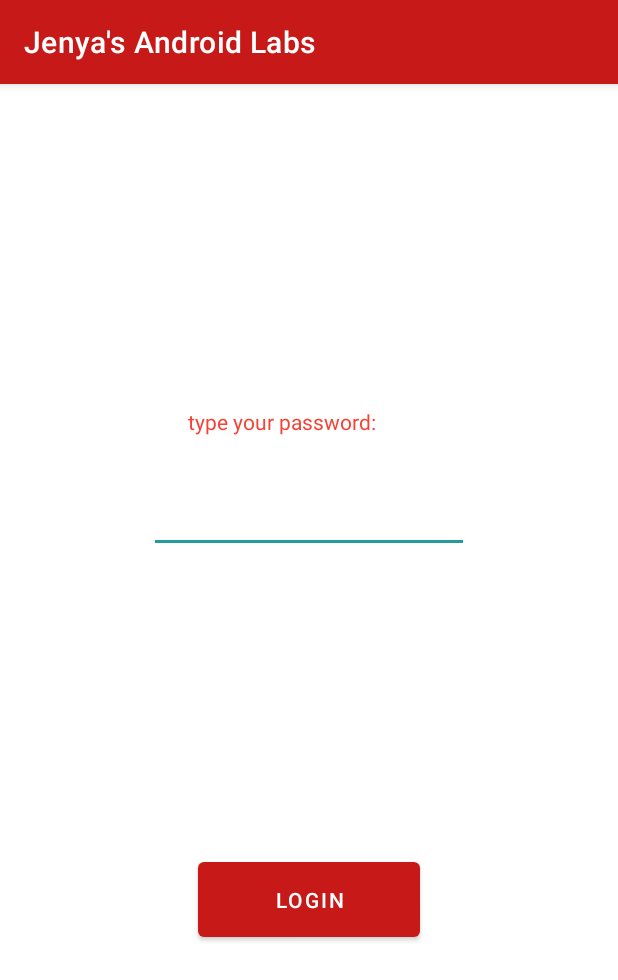
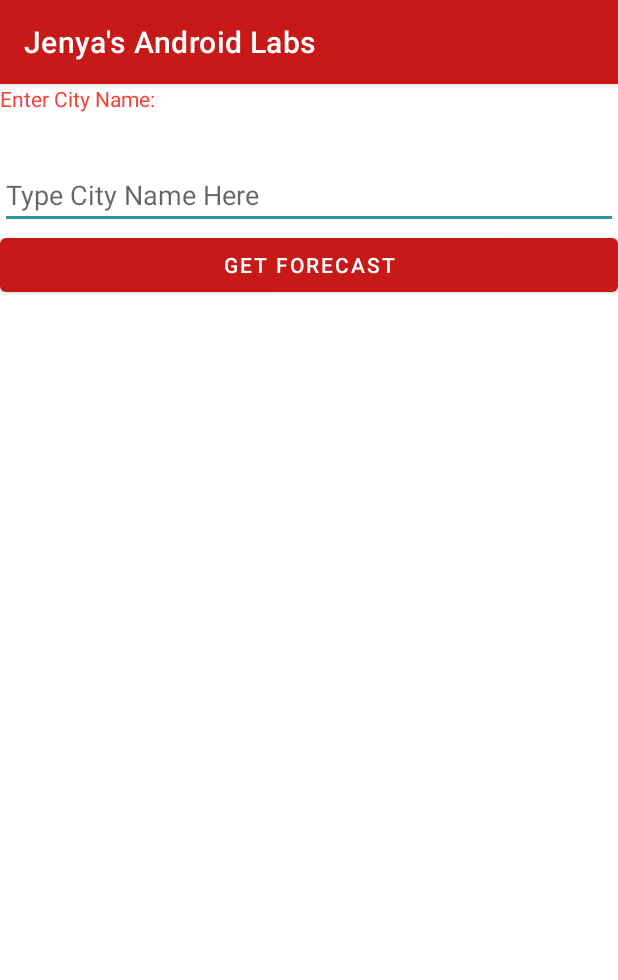
Before and after one commit to Jenyapy/MyAndroidLabs, an Android app: the screen it shows after launch (MainActivity), on a phone screen of 412 x 824 dp. Shown: the top 980 px of the screen. Run offline under Robolectric (Android 15) with nearby library versions, the phone set to English and light mode, and no system bars.

Commit message:
Finished week9 in JSON

```diff
--- a/app/build.gradle
+++ b/app/build.gradle
@@ -8,7 +8,7 @@ android {
 
     defaultConfig {
         applicationId "algonquin.cst2335.Prib0001"
-        minSdkVersion 22
+        minSdkVersion 24
         targetSdkVersion 30
         versionCode 1
         versionName "1.0"
--- a/app/src/main/AndroidManifest.xml
+++ b/app/src/main/AndroidManifest.xml
@@ -1,6 +1,8 @@
 <?xml version="1.0" encoding="utf-8"?>
 <manifest xmlns:android="http://schemas.android.com/apk/res/android"
     package="algonquin.cst2335.Prib0001">
+    <uses-permission android:name="android.permission.INTERNET"/> :
+
 
     <application
         android:allowBackup="true"
--- a/app/src/main/res/layout/activity_main.xml
+++ b/app/src/main/res/layout/activity_main.xml
@@ -1,42 +1,73 @@
 <?xml version="1.0" encoding="utf-8"?>
 
-<androidx.constraintlayout.widget.ConstraintLayout xmlns:android="http://schemas.android.com/apk/res/android"
-    xmlns:app="http://schemas.android.com/apk/res-auto"
-    xmlns:tools="http://schemas.android.com/tools"
-    android:id="@+id/linearLayout"
+<LinearLayout xmlns:android="http://schemas.android.com/apk/res/android"
+    android:layout_height="match_parent"
     android:layout_width="match_parent"
-    android:layout_height="match_parent"
-    tools:context=".MainActivity">
+    android:orientation="vertical"
+    >
+
+    <TextView
+        android:id="@+id/textViewField"
+        android:layout_width="match_parent"
+        android:layout_height="wrap_content"
+        android:text="Enter City Name:"
+
+        />
+
+    <EditText
+        android:id="@+id/cityTextField"
+        android:layout_width="match_parent"
+        android:layout_height="wrap_content"
+        android:layout_marginTop="32dp"
+        android:hint="Type City Name Here" />
+
 
     <Button
-        android:id="@+id/button"
-        android:layout_width="148dp"
-        android:layout_height="62dp"
-        android:layout_marginTop="200dp"
-        android:text="Login"
-        app:layout_constraintEnd_toEndOf="parent"
-        app:layout_constraintStart_toStartOf="parent"
-        app:layout_constraintTop_toBottomOf="@+id/editText" />
+        android:id="@+id/forecastButton"
+        android:layout_width="match_parent"
+        android:layout_height="wrap_content"
+        android:text="Get Forecast" />
 
     <TextView
-        android:id="@+id/logintextview"
-        android:layout_width="161dp"
-        android:layout_height="20dp"
-        android:layout_marginTop="215dp"
-        android:text="type your password:"
-        app:layout_constraintEnd_toEndOf="parent"
-        app:layout_constraintStart_toStartOf="parent"
-        app:layout_constraintTop_toTopOf="parent" />
+        android:id="@+id/tempView"
+        android:layout_width="match_parent"
+        android:layout_height="wrap_content"
+        android:text="Temp"
+        android:visibility="invisible"/>
 
-    <EditText
-        android:id="@+id/editText"
-        android:layout_width="wrap_content"
+    <TextView
+        android:id="@+id/maxView"
+        android:layout_width="match_parent"
         android:layout_height="wrap_content"
-        android:layout_marginTop="32dp"
-        android:ems="10"
-        android:inputType="textPassword"
-        app:layout_constraintEnd_toEndOf="parent"
-        app:layout_constraintStart_toStartOf="parent"
-        app:layout_constraintTop_toBottomOf="@+id/logintextview" />
+        android:text="Max"
+        android:visibility="invisible"/>
 
-</androidx.constraintlayout.widget.ConstraintLayout>
+    <TextView
+        android:id="@+id/minView"
+        android:layout_width="match_parent"
+        android:layout_height="wrap_content"
+        android:text="Min"
+        android:visibility="invisible"/>
+
+    <TextView
+        android:id="@+id/humidityView"
+        android:layout_width="match_parent"
+        android:layout_height="wrap_content"
+        android:text="Humidity"
+        android:visibility="invisible"/>
+
+    <ImageView
+        android:id="@+id/icon"
+        android:layout_width="match_parent"
+        android:layout_height="wrap_content"
+        android:visibility="invisible"/>
+
+    <TextView
+        android:id="@+id/description"
+        android:layout_width="match_parent"
+        android:layout_height="wrap_content"
+        android:text="Description"
+        android:visibility="invisible"/>
+
+
+</LinearLayout>
```
Also changed, not shown: app/src/main/java/algonquin/cst2335/Prib0001/MainActivity.java (+158 -74 lines), 2 other files.
